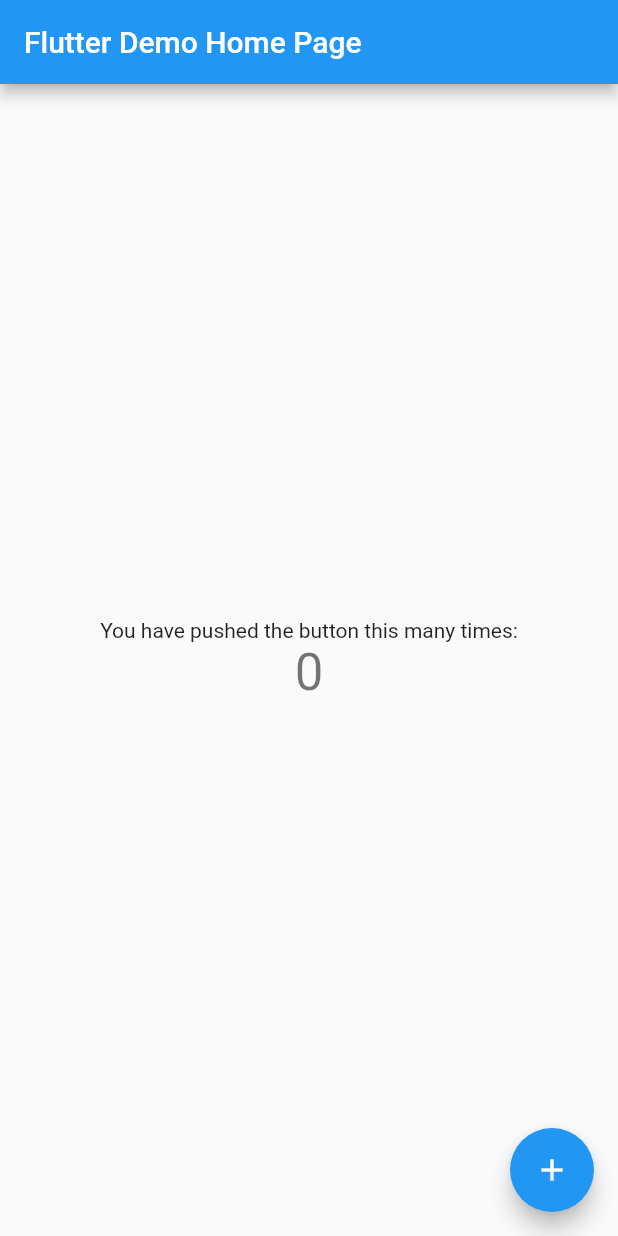
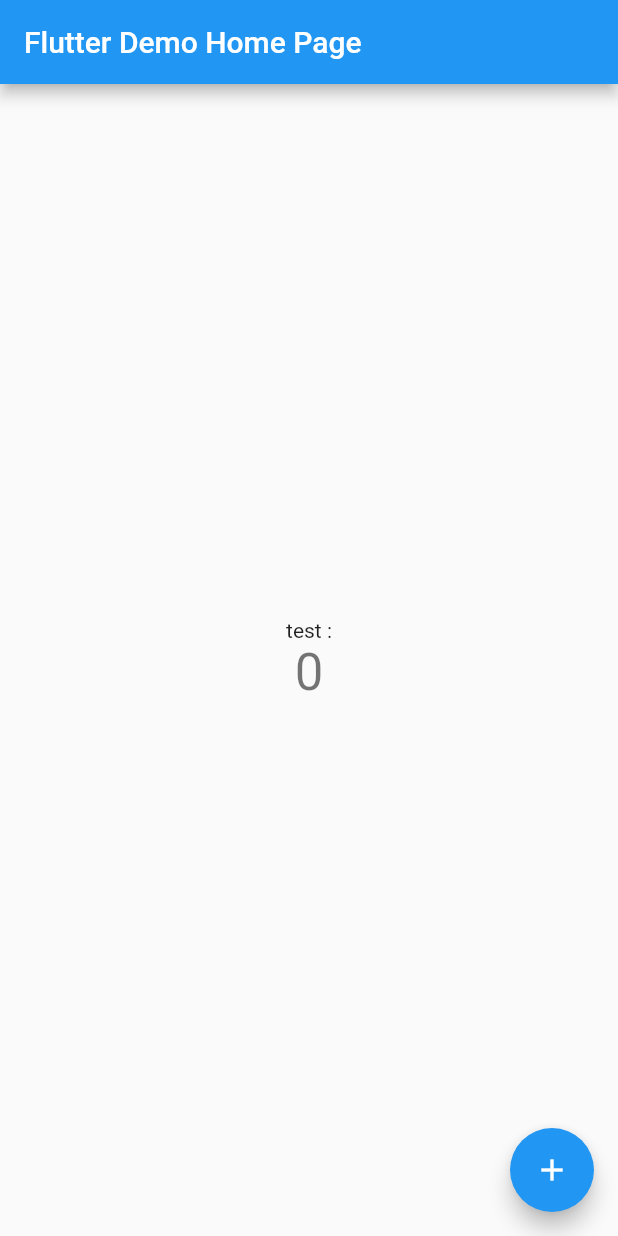
Before and after one commit to takadev15/calculatorApp, a Flutter app: the screen it shows after launch, on a phone screen of 412 x 824 dp. Run offline on Flutter 3.47's test engine with Material 2 defaults, Android fonts, the phone set to English and light mode, and no system bars.

```diff
--- a/lib/calculator.dart
+++ /dev/null
@@ -1,3 +0,0 @@
-import 'package:flutter/material.dart';
-
-class
--- /dev/null
+++ b/lib/functional/calculator.dart
@@ -0,0 +1,5 @@
+import 'package:flutter/foundation.dart';
+
+class calculatorbrain with ChangeNotifier {
+
+}
--- a/lib/main.dart
+++ b/lib/main.dart
@@ -98,7 +98,7 @@ class _MyHomePageState extends State<MyHomePage> {
           mainAxisAlignment: MainAxisAlignment.center,
           children: <Widget>[
             Text(
-              'You have pushed the button this many times:',
+              'test :',
             ),
             Text(
               '$_counter',
```
Also changed, not shown: lib/ui/calculator_ui.dart (added).
